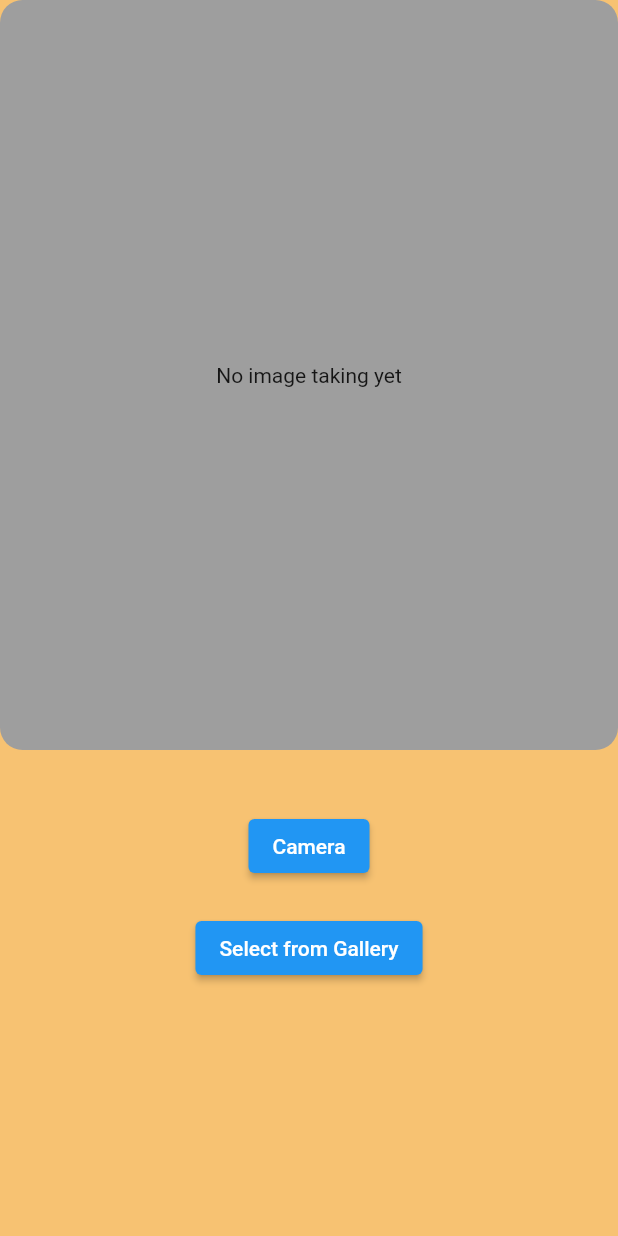
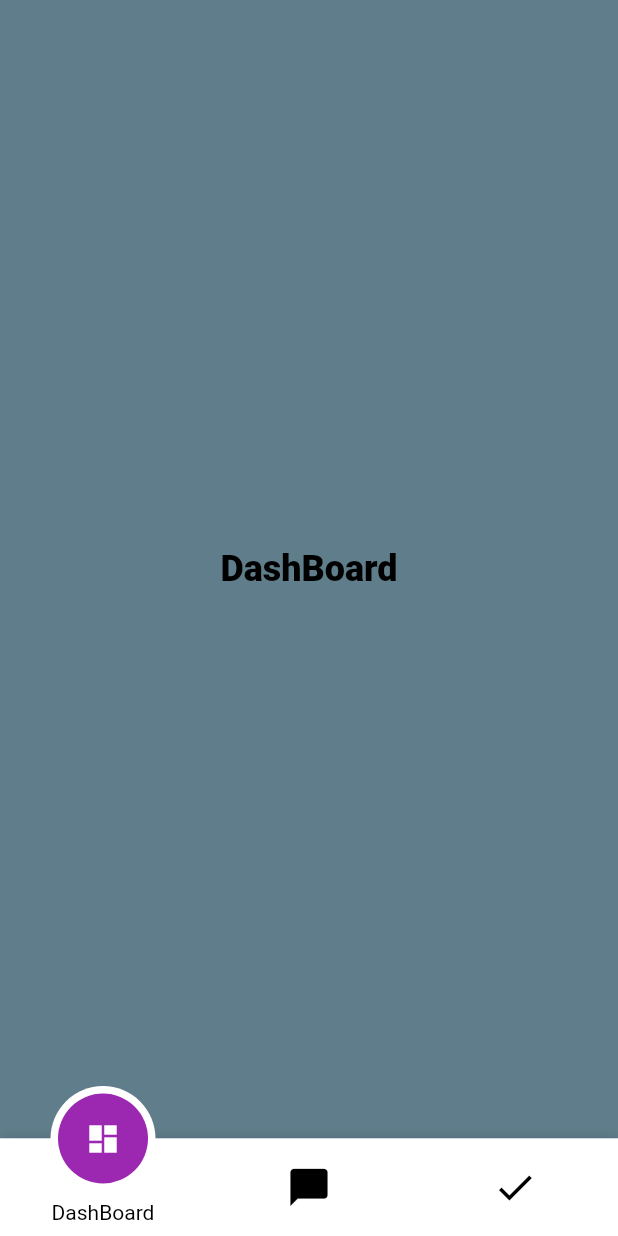
Before and after one commit to dimeprog/getx-starter, a Flutter app: the screen it shows after launch, on a phone screen of 412 x 824 dp. Run offline on Flutter 3.47's test engine with Material 2 defaults, Android fonts, the phone set to English and light mode, and no system bars; drawn by our look-alikes of motion_tab_bar_v2; our stand-ins replace get, image_picker, shared_preferences.

Commit message:
completed motion TabBar  feature using Getx

```diff
--- /dev/null
+++ b/getx_flutter/lib/Getx MotionTabBar/motion_tab_bar.dart
@@ -0,0 +1,59 @@
+import 'package:flutter/material.dart';
+import 'package:flutter/src/foundation/key.dart';
+import 'package:flutter/src/widgets/framework.dart';
+import 'package:get/get.dart';
+import 'package:getx_flutter/Getx%20MotionTabBar/motion_tab_controller.dart';
+import 'package:motion_tab_bar_v2/motion-tab-bar.dart';
+
+class MotionTabBarScreen extends StatelessWidget {
+  MotionTabController controller = Get.put(MotionTabController());
+  Widget buildReUsedContainer(
+    String pageTitle,
+    Color color,
+  ) =>
+      Container(
+        color: color,
+        child: Center(
+          child: Text(
+            pageTitle,
+            style: const TextStyle(
+              color: Colors.black,
+              fontSize: 24,
+              fontWeight: FontWeight.w900,
+            ),
+          ),
+        ),
+      );
+
+  @override
+  Widget build(BuildContext context) {
+    return Scaffold(
+      backgroundColor: Colors.white,
+      body: Obx(
+        () => controller.getIndex() == 0
+            ? buildReUsedContainer('DashBoard', Colors.blueGrey)
+            : controller.getIndex() == 1
+                ? buildReUsedContainer('chit chat', Colors.teal)
+                : buildReUsedContainer('Delete', Colors.amber),
+      ),
+      bottomNavigationBar: MotionTabBar(
+        tabBarColor: Colors.white,
+        initialSelectedTab: 'DashBoard',
+        labels: const [
+          'DashBoard',
+          'chit chat',
+          'Delete',
+        ],
+        icons: const [
+          Icons.dashboard,
+          Icons.chat_bubble,
+          Icons.check,
+        ],
+        tabSelectedColor: Colors.purple,
+        onTabItemSelected: (val) {
+          controller.setIndex(val);
+        },
+      ),
+    );
+  }
+}
--- /dev/null
+++ b/getx_flutter/lib/Getx MotionTabBar/motion_tab_controller.dart
@@ -0,0 +1,10 @@
+import 'package:get/get.dart';
+
+class MotionTabController extends GetxController {
+  var index = 0.obs;
+  void setIndex(val) {
+    index.value = val;
+  }
+
+  int getIndex() => index.value;
+}
--- a/getx_flutter/lib/main.dart
+++ b/getx_flutter/lib/main.dart
@@ -1,8 +1,10 @@
 import 'package:flutter/material.dart';
 import 'package:get/get.dart';
 import 'package:getx_flutter/GetX%20stateManagent/reactive.dart';
+import 'package:getx_flutter/Getx%20MotionTabBar/motion_tab_bar.dart';
 import 'package:getx_flutter/Getx%20Route/named_route.dart';
 import 'package:getx_flutter/Getx%20Route/pages/homepage.dart';
+import 'package:getx_flutter/Getx%20imagePicker/imagePicker_screen.dart';
 import 'package:getx_flutter/Getx%20imagePicker/imagePicker_screen.dart';
 import 'package:getx_flutter/GetxServices/service.dart';
 import 'package:getx_flutter/GetxServices/servicePage.dart';
@@ -28,7 +30,7 @@ class MyApp extends StatelessWidget {
         primarySwatch: Colors.blue,
       ),
       initialBinding: InitialBinging(),
-      home: CameraPageScreen(),
+      home: MotionTabBarScreen(),
       getPages: [
         GetPage(name: '/homePage', page: () => HomePage()),
         GetPage(name: '/showsnack', page: () => ShowSnackBar()),
--- a/getx_flutter/pubspec.yaml
+++ b/getx_flutter/pubspec.yaml
@@ -32,6 +32,7 @@ dependencies:
     sdk: flutter
   get: ^4.6.5
   image_picker: ^0.8.5+3
+  motion_tab_bar_v2: ^0.2.6
   shared_preferences: ^2.0.15
 
 dev_dependencies:
```
Also changed, not shown: getx_flutter/pubspec.lock.
